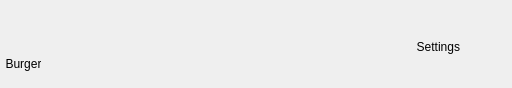
The window that LEO_sniffy/GUI/widgetfooter.ui (jirik09/Sniffy) describes before a commit, drawn with Qt 5.
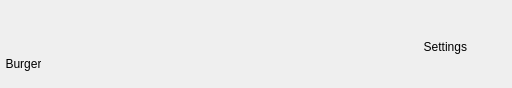
The same window after the commit. Custom widgets are drawn as their Qt base class.

```diff
--- a/LEO_sniffy/GUI/widgetfooter.ui
+++ b/LEO_sniffy/GUI/widgetfooter.ui
@@ -32,6 +32,9 @@
    <property name="leftMargin">
     <number>6</number>
    </property>
+   <property name="rightMargin">
+    <number>4</number>
+   </property>
    <property name="bottomMargin">
     <number>6</number>
    </property>
```
Left out of the diff: 4 changed lines with no effect on the pictures.
